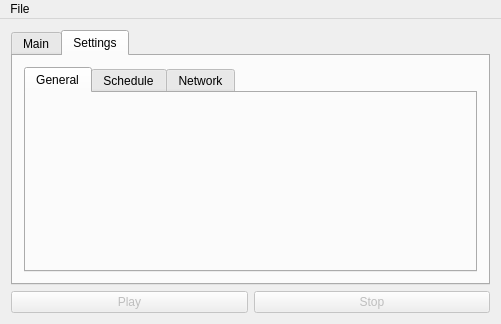
This is mainwindow.ui in FaceyComputers/Facey-Music-Player-2 as Qt 5 draws it before an edit. The edited form follows.
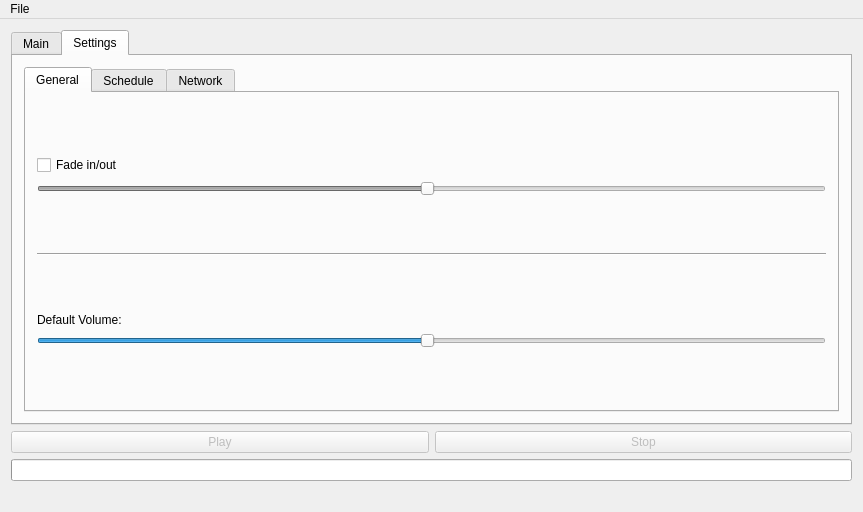
This is the edited form. The open tabs and pages were chosen to show the change.

The edit to the form file:
```diff
--- a/mainwindow.ui
+++ b/mainwindow.ui
@@ -6,8 +6,8 @@
    <rect>
     <x>0</x>
     <y>0</y>
-    <width>501</width>
-    <height>324</height>
+    <width>863</width>
+    <height>512</height>
    </rect>
   </property>
   <property name="windowTitle">
@@ -15,16 +15,46 @@
   </property>
   <widget class="QWidget" name="centralWidget">
    <layout class="QGridLayout" name="gridLayout">
+    <item row="1" column="1">
+     <widget class="QPushButton" name="stopButton">
+      <property name="enabled">
+       <bool>false</bool>
+      </property>
+      <property name="text">
+       <string>Stop</string>
+      </property>
+     </widget>
+    </item>
+    <item row="4" column="0" colspan="2">
+     <widget class="QLabel" name="statusLabel">
+      <property name="text">
+       <string/>
+      </property>
+     </widget>
+    </item>
     <item row="0" column="0" colspan="2">
      <widget class="QTabWidget" name="mainWidget">
       <property name="currentIndex">
-       <number>1</number>
+       <number>0</number>
       </property>
       <widget class="QWidget" name="mainTab">
        <attribute name="title">
         <string>Main</string>
        </attribute>
        <layout class="QGridLayout" name="gridLayout_2">
+        <item row="0" column="0" colspan="4">
+         <widget class="QListWidget" name="musicList"/>
+        </item>
+        <item row="1" column="3">
+         <widget class="QPushButton" name="moveButton">
+          <property name="enabled">
+           <bool>false</bool>
+          </property>
+          <property name="text">
+           <string>Move</string>
+          </property>
+         </widget>
+        </item>
         <item row="1" column="1">
          <widget class="QPushButton" name="removeButton">
           <property name="enabled">
@@ -45,16 +75,6 @@
           </property>
          </widget>
         </item>
-        <item row="1" column="3">
-         <widget class="QPushButton" name="moveButton">
-          <property name="enabled">
-           <bool>false</bool>
-          </property>
-          <property name="text">
-           <string>Move</string>
-          </property>
-         </widget>
-        </item>
         <item row="1" column="0">
          <widget class="QPushButton" name="addButton">
           <property name="text">
@@ -62,8 +82,25 @@
           </property>
          </widget>
         </item>
-        <item row="0" column="0" colspan="4">
-         <widget class="QListWidget" name="musicList"/>
+        <item row="2" column="0" colspan="2">
+         <widget class="QPushButton" name="previousButton">
+          <property name="enabled">
+           <bool>false</bool>
+          </property>
+          <property name="text">
+           <string>Previous</string>
+          </property>
+         </widget>
+        </item>
+        <item row="2" column="2" colspan="2">
+         <widget class="QPushButton" name="nextButton">
+          <property name="enabled">
+           <bool>false</bool>
+          </property>
+          <property name="text">
+           <string>Next</string>
+          </property>
+         </widget>
         </item>
        </layout>
       </widget>
@@ -81,6 +118,104 @@
            <attribute name="title">
             <string>General</string>
            </attribute>
+           <layout class="QGridLayout" name="gridLayout_5">
+            <item row="8" column="0">
+             <spacer name="verticalSpacer">
+              <property name="orientation">
+               <enum>Qt::Vertical</enum>
+              </property>
+              <property name="sizeHint" stdset="0">
+               <size>
+                <width>20</width>
+                <height>40</height>
+               </size>
+              </property>
+             </spacer>
+            </item>
+            <item row="7" column="0">
+             <widget class="QSlider" name="horizontalSlider_2">
+              <property name="value">
+               <number>49</number>
+              </property>
+              <property name="orientation">
+               <enum>Qt::Horizontal</enum>
+              </property>
+             </widget>
+            </item>
+            <item row="5" column="0">
+             <spacer name="verticalSpacer_3">
+              <property name="orientation">
+               <enum>Qt::Vertical</enum>
+              </property>
+              <property name="sizeHint" stdset="0">
+               <size>
+                <width>20</width>
+                <height>40</height>
+               </size>
+              </property>
+             </spacer>
+            </item>
+            <item row="4" column="0">
+             <widget class="Line" name="line">
+              <property name="orientation">
+               <enum>Qt::Horizontal</enum>
+              </property>
+             </widget>
+            </item>
+            <item row="2" column="0">
+             <widget class="QSlider" name="horizontalSlider">
+              <property name="enabled">
+               <bool>false</bool>
+              </property>
+              <property name="value">
+               <number>49</number>
+              </property>
+              <property name="orientation">
+               <enum>Qt::Horizontal</enum>
+              </property>
+             </widget>
+            </item>
+            <item row="1" column="0">
+             <widget class="QCheckBox" name="checkBox">
+              <property name="text">
+               <string>Fade in/out</string>
+              </property>
+             </widget>
+            </item>
+            <item row="6" column="0">
+             <widget class="QLabel" name="label">
+              <property name="text">
+               <string>Default Volume:</string>
+              </property>
+             </widget>
+            </item>
+            <item row="0" column="0">
+             <spacer name="verticalSpacer_2">
+              <property name="orientation">
+               <enum>Qt::Vertical</enum>
+              </property>
+              <property name="sizeHint" stdset="0">
+               <size>
+                <width>20</width>
+                <height>40</height>
+               </size>
+              </property>
+             </spacer>
+            </item>
+            <item row="3" column="0">
+             <spacer name="verticalSpacer_4">
+              <property name="orientation">
+               <enum>Qt::Vertical</enum>
+              </property>
+              <property name="sizeHint" stdset="0">
+               <size>
+                <width>20</width>
+                <height>40</height>
+               </size>
+              </property>
+             </spacer>
+            </item>
+           </layout>
           </widget>
           <widget class="QWidget" name="scheduleTab">
            <attribute name="title">
@@ -117,6 +252,25 @@
            <attribute name="title">
             <string>Network</string>
            </attribute>
+           <layout class="QGridLayout" name="gridLayout_6">
+            <item row="0" column="0">
+             <widget class="QTabWidget" name="tabWidget_2">
+              <property name="currentIndex">
+               <number>0</number>
+              </property>
+              <widget class="QWidget" name="tab">
+               <attribute name="title">
+                <string>Web</string>
+               </attribute>
+              </widget>
+              <widget class="QWidget" name="tab_2">
+               <attribute name="title">
+                <string>Messenger</string>
+               </attribute>
+              </widget>
+             </widget>
+            </item>
+           </layout>
           </widget>
          </widget>
         </item>
@@ -124,16 +278,6 @@
       </widget>
      </widget>
     </item>
-    <item row="1" column="1">
-     <widget class="QPushButton" name="stopButton">
-      <property name="enabled">
-       <bool>false</bool>
-      </property>
-      <property name="text">
-       <string>Stop</string>
-      </property>
-     </widget>
-    </item>
     <item row="1" column="0">
      <widget class="QPushButton" name="playButton">
       <property name="enabled">
@@ -144,6 +288,16 @@
       </property>
      </widget>
     </item>
+    <item row="3" column="0" colspan="2">
+     <widget class="QProgressBar" name="timeProgressBar">
+      <property name="value">
+       <number>0</number>
+      </property>
+      <property name="textVisible">
+       <bool>false</bool>
+      </property>
+     </widget>
+    </item>
    </layout>
   </widget>
   <widget class="QMenuBar" name="menuBar">
@@ -151,7 +305,7 @@
     <rect>
      <x>0</x>
      <y>0</y>
-     <width>501</width>
+     <width>863</width>
      <height>21</height>
     </rect>
    </property>
```
